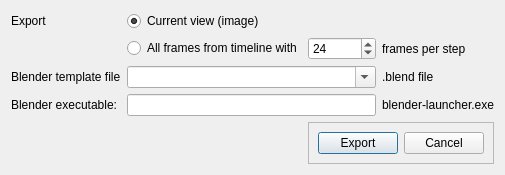
Above: guis/dlg_export_to_blender.ui from RubendeBruin/DAVE before the change. Below: the same form after it.
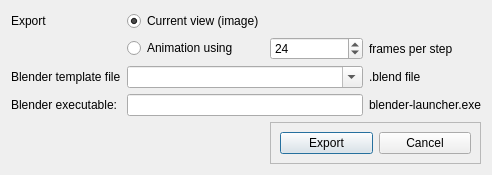
That is the form after the change.

Diff of the .ui file:
```diff
--- a/guis/dlg_export_to_blender.ui
+++ b/guis/dlg_export_to_blender.ui
@@ -6,8 +6,8 @@
    <rect>
     <x>0</x>
     <y>0</y>
-    <width>482</width>
-    <height>160</height>
+    <width>492</width>
+    <height>169</height>
    </rect>
   </property>
   <property name="windowTitle">
@@ -40,7 +40,7 @@
    <item row="1" column="1">
     <widget class="QRadioButton" name="radioButton_2">
      <property name="text">
-      <string>All frames from timeline with</string>
+      <string>Animation using</string>
      </property>
     </widget>
    </item>
```
